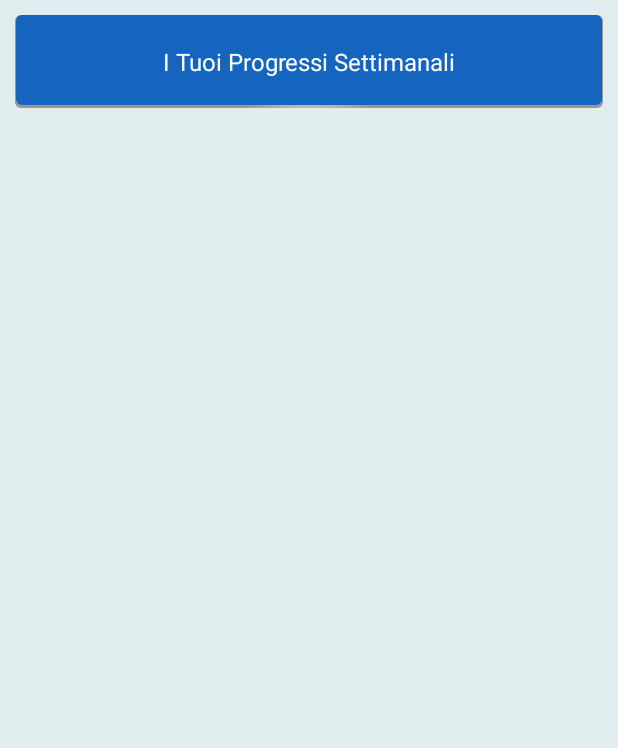
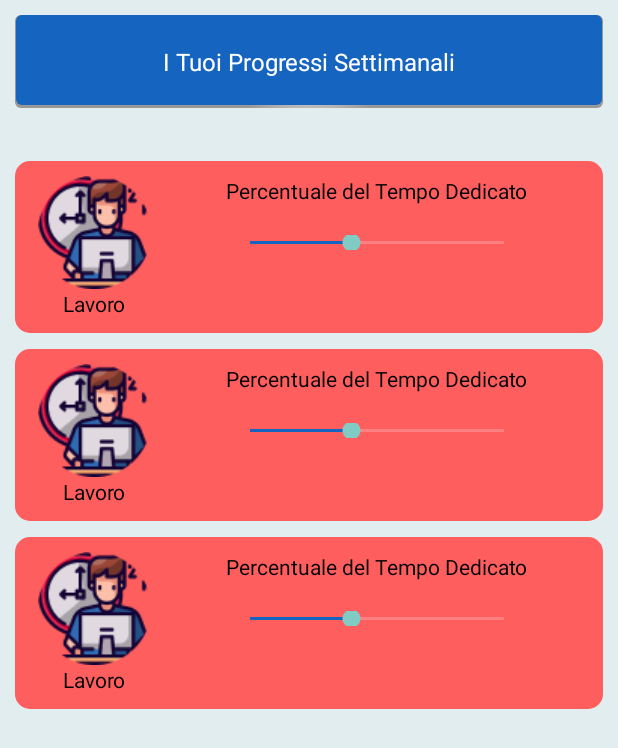
Before and after one commit to SimoneMartinucci/wellnessApp, an Android app: the layout fragment_progress.xml on its own in the app's theme, with its tools: preview values and no code run, on a phone screen of 412 x 824 dp. Shown: the top 748 px of the screen. Run offline under Robolectric (Android 15) with nearby library versions, the phone set to English and light mode, and no system bars; Roboto replaces fonts that are not available here.

Commit message:
impl progress section

```diff
--- a/app/src/main/res/layout/fragment_progress.xml
+++ b/app/src/main/res/layout/fragment_progress.xml
@@ -29,6 +29,9 @@
         android:layout_width="0dp"
         android:layout_height="wrap_content"
         android:layout_marginTop="@dimen/xxlarge_margin"
+        android:orientation="vertical"
+        app:layoutManager="androidx.recyclerview.widget.LinearLayoutManager"
+        tools:listitem="@layout/item_progress_layout"
         app:layout_constraintTop_toBottomOf="@id/progress_title_textview"
         app:layout_constraintStart_toStartOf="@id/progress_title_textview"
         app:layout_constraintEnd_toEndOf="@id/progress_title_textview"/>
--- a/app/src/main/res/layout/item_progress_layout.xml
+++ b/app/src/main/res/layout/item_progress_layout.xml
@@ -1,8 +1,12 @@
 <?xml version="1.0" encoding="utf-8"?>
 <androidx.constraintlayout.widget.ConstraintLayout xmlns:android="http://schemas.android.com/apk/res/android"
-    android:layout_width="wrap_content"
+    android:layout_width="match_parent"
     android:layout_height="wrap_content"
-    android:paddingBottom="@dimen/small_margin"
+    android:paddingBottom="@dimen/medium_padding"
+    android:background="@drawable/bkg_activity_item"
+    android:layout_marginTop="@dimen/small_margin"
+    android:layout_marginBottom="@dimen/small_margin"
+    tools:backgroundTint="@color/activity_work_color"
     xmlns:app="http://schemas.android.com/apk/res-auto"
     xmlns:tools="http://schemas.android.com/tools">
 
@@ -17,7 +21,8 @@
         app:layout_constraintStart_toStartOf="parent"/>
 
     <androidx.appcompat.widget.AppCompatTextView
-        android:id="@+id/progress_item_title_textview"
+        style="@style/TutorialDescription"
+        android:id="@+id/progress_item_name_textview"
         android:layout_width="wrap_content"
         android:layout_height="wrap_content"
         tools:text="Lavoro"
@@ -25,4 +30,38 @@
         app:layout_constraintStart_toStartOf="@id/progress_item_imageview"
         app:layout_constraintEnd_toEndOf="@id/progress_item_imageview"/>
 
+    <androidx.appcompat.widget.AppCompatTextView
+        style="@style/ActivityItemTitle"
+        android:id="@+id/progress_item_title_textview"
+        android:layout_width="wrap_content"
+        android:layout_height="wrap_content"
+        tools:text="Percentuale del Tempo Dedicato"
+        app:layout_constraintTop_toTopOf="@id/progress_item_imageview"
+        app:layout_constraintEnd_toEndOf="parent"
+        app:layout_constraintStart_toEndOf="@id/progress_item_imageview"/>
+
+    <androidx.appcompat.widget.AppCompatSeekBar
+        android:id="@+id/progress_bar_activity"
+        android:layout_width="@dimen/progress_bar_activity_width"
+        android:layout_height="@dimen/progress_bar_activity_height"
+        android:layout_marginTop="@dimen/large_margin"
+        android:progressTint="@color/blue_700"
+        android:secondaryProgressTint="@color/white"
+        android:max="100"
+        tools:progress="40"
+        app:layout_constraintEnd_toEndOf="@id/progress_item_title_textview"
+        app:layout_constraintStart_toStartOf="@id/progress_item_title_textview"
+        app:layout_constraintTop_toBottomOf="@id/progress_item_title_textview"/>
+
+    <androidx.appcompat.widget.AppCompatTextView
+        style="@style/ActivityTiming"
+        android:id="@+id/progress_perc_activity_textview"
+        android:layout_width="wrap_content"
+        android:layout_height="wrap_content"
+        android:layout_marginTop="@dimen/medium_margin"
+        app:layout_constraintEnd_toEndOf="@id/progress_bar_activity"
+        app:layout_constraintStart_toStartOf="@id/progress_bar_activity"
+        app:layout_constraintTop_toBottomOf="@id/progress_bar_activity"/>
+
+
 </androidx.constraintlayout.widget.ConstraintLayout>
--- a/app/src/main/res/navigation/main_nav_graph.xml
+++ b/app/src/main/res/navigation/main_nav_graph.xml
@@ -40,15 +40,27 @@
         <action
             android:id="@+id/action_loginFragment_to_signInFragment"
             app:destination="@id/signInFragment" />
+        <action
+            android:id="@+id/action_loginFragment_to_homeFragment"
+            app:destination="@id/homeFragment" />
     </fragment>
     <fragment
         android:id="@+id/homeFragment"
         android:name="it.martinuccisimone.wellnessapp.ui.fragments.home.HomeFragment"
         android:label="fragment_home"
-        tools:layout="@layout/fragment_home" />
+        tools:layout="@layout/fragment_home" >
+        <action
+            android:id="@+id/action_homeFragment_to_progressFragment"
+            app:destination="@id/progressFragment" />
+    </fragment>
     <fragment
         android:id="@+id/signInFragment"
         android:name="it.martinuccisimone.wellnessapp.ui.fragments.signin.SignInFragment"
         android:label="fragment_sign_in"
         tools:layout="@layout/fragment_sign_in" />
+    <fragment
+        android:id="@+id/progressFragment"
+        android:name="it.martinuccisimone.wellnessapp.ui.fragments.progress.ProgressFragment"
+        android:label="fragment_progress"
+        tools:layout="@layout/fragment_progress" />
 </navigation>
--- a/app/src/main/res/values/dimens.xml
+++ b/app/src/main/res/values/dimens.xml
@@ -40,4 +40,6 @@
     <dimen name="xlarge_padding">25dp</dimen>
     <dimen name="xxlarge_padding">30dp</dimen>
     <dimen name="xxxlarge_padding">40dp</dimen>
+    <dimen name="progress_bar_activity_width">0dp</dimen>
+    <dimen name="progress_bar_activity_height">10dp</dimen>
 </resources>
--- a/app/src/main/res/values/style.xml
+++ b/app/src/main/res/values/style.xml
@@ -50,6 +50,10 @@
 
     <style name="ActivityTitle" parent="TutorialDescription">
         <item name="android:textSize">10sp</item>
+    </style>
+
+    <style name="ActivityItemTitle" parent="TutorialDescription">
+        <item name="android:textSize">14sp</item>
     </style>
 
     <style name="ActivityTiming" parent="LoginLabelTextView">
```
